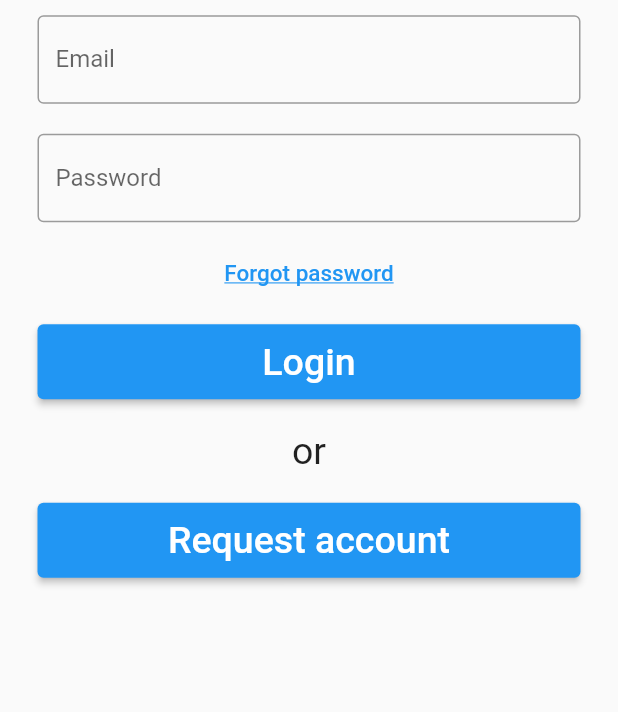
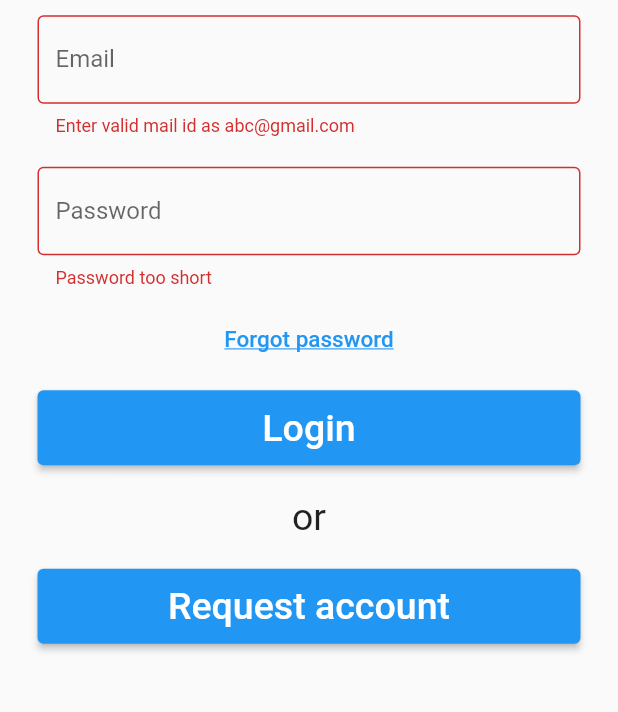
Before and after one commit to aismaniotto/registration_app, a Flutter app: the LoginPage screen opened by its route, after a tap on "Login", on a phone screen of 412 x 824 dp, the part 386-1098 px from its top. Run offline on Flutter 3.47's test engine with Material 2 defaults, Android fonts, the phone set to English and light mode, and no system bars; our stand-ins replace chat_bubbles, get.

Commit message:
feat: add login form validation

```diff
--- /dev/null
+++ b/lib/controllers/login.controller.dart
@@ -0,0 +1,32 @@
+import 'package:flutter/material.dart';
+import 'package:get/get.dart';
+
+class LoginController extends GetxController {
+  final loginFormKey = GlobalKey<FormState>();
+
+  var username = '';
+  var password = '';
+
+  void login() {
+    if (loginFormKey.currentState!.validate()) {
+      // call service
+    }
+  }
+
+  String? validateEmail(String value) {
+    String pattern =
+        r"^[a-zA-Z0-9.!#$%&'*+/=?^_`{|}~-]+@[a-zA-Z0-9](?:[a-zA-Z0-9-]"
+        r"{0,253}[a-zA-Z0-9])?(?:\.[a-zA-Z0-9](?:[a-zA-Z0-9-]"
+        r"{0,253}[a-zA-Z0-9])?)*$";
+    RegExp regex = RegExp(pattern);
+    if (!regex.hasMatch(value)) {
+      return 'enter_valid_email'.tr;
+    } else {
+      return null;
+    }
+  }
+
+  String? validatePassword(String value) {
+    return value.length < 3 ? 'password_too_short'.tr : null;
+  }
+}
--- a/lib/core/lang/en.dart
+++ b/lib/core/lang/en.dart
@@ -3,6 +3,7 @@ const Map<String, String> en = {
   'enter_valid_email': 'Enter valid mail id as abc@gmail.com',
   'password': 'Password',
   'enter_password': 'Enter your secure password',
+  'password_too_short': 'Password too short',
   'forgot_password': 'Forgot password',
   'login': 'Login',
   'or': 'or',
--- a/lib/core/lang/pt.dart
+++ b/lib/core/lang/pt.dart
@@ -3,6 +3,7 @@ const Map<String, String> pt = {
   'enter_valid_email': 'Insira um email válido. Ex.: abc@gmail.com',
   'password': 'Senha',
   'enter_password': 'Insira sua senha',
+  'password_too_short': 'Senha muito curta',
   'forgot_password': 'Esqueci minha senha',
   'login': 'Entrar',
   'or': 'ou',
--- a/lib/core/routes/app_pages.dart
+++ b/lib/core/routes/app_pages.dart
@@ -7,7 +7,7 @@ class AppPages {
   static final routes = [
     GetPage(
       name: Routes.LOGIN,
-      page: () => const LoginPage(),
+      page: () => LoginPage(),
     ),
     GetPage(
       name: Routes.REGISTRATION,
--- a/lib/presentation/pages/login_page.dart
+++ b/lib/presentation/pages/login_page.dart
@@ -1,16 +1,20 @@
 import 'package:flutter/material.dart';
 import 'package:get/route_manager.dart';
+import 'package:registration_app/controllers/login.controller.dart';
 import 'package:registration_app/core/routes/app_routes.dart';
-import 'package:registration_app/presentation/pages/registration_page.dart';
 import 'package:get/get.dart';
 
-class LoginPage extends StatelessWidget {
-  const LoginPage({Key? key}) : super(key: key);
+class LoginPage extends GetView<LoginController> {
+  LoginPage({Key? key}) : super(key: key);
+
+  final LoginController c = Get.put(LoginController());
 
   @override
   Widget build(BuildContext context) {
     return Scaffold(
-        body: Column(
+        body: Form(
+      key: controller.loginFormKey,
+      child: Column(
         children: [
           Center(
             child: Image.asset('assets/images/bear-logo.jpeg'),
@@ -23,22 +27,28 @@ class LoginPage extends StatelessWidget {
                 Padding(
                   padding:
                       const EdgeInsets.symmetric(horizontal: 25, vertical: 10),
-                child: TextField(
+                  child: TextFormField(
                     decoration: InputDecoration(
                         border: const OutlineInputBorder(),
                         labelText: 'email'.tr,
                         hintText: 'enter_valid_email'.tr),
+                    onChanged: (value) => controller.username = value,
+                    autovalidateMode: AutovalidateMode.onUserInteraction,
+                    validator: (value) => controller.validateEmail(value!),
                   ),
                 ),
                 Padding(
                   padding:
                       const EdgeInsets.symmetric(horizontal: 25, vertical: 10),
-                child: TextField(
-                  obscureText: true,
+                  child: TextFormField(
                     decoration: InputDecoration(
                         border: const OutlineInputBorder(),
                         labelText: 'password'.tr,
                         hintText: 'enter_password'.tr),
+                    obscureText: true,
+                    onChanged: (value) => controller.password = value,
+                    autovalidateMode: AutovalidateMode.onUserInteraction,
+                    validator: (value) => controller.validatePassword(value!),
                   ),
                 ),
                 TextButton(
@@ -67,7 +77,9 @@ class LoginPage extends StatelessWidget {
                     style: ElevatedButton.styleFrom(
                       minimumSize: const Size(double.infinity, 50),
                     ),
-                  onPressed: () {},
+                    onPressed: () {
+                      controller.login();
+                    },
                   ),
                 ),
                 Container(
@@ -102,6 +114,7 @@ class LoginPage extends StatelessWidget {
             ),
           ),
         ],
+      ),
     ));
   }
 }
```
Lines whose indentation alone changed are shown as unchanged.
